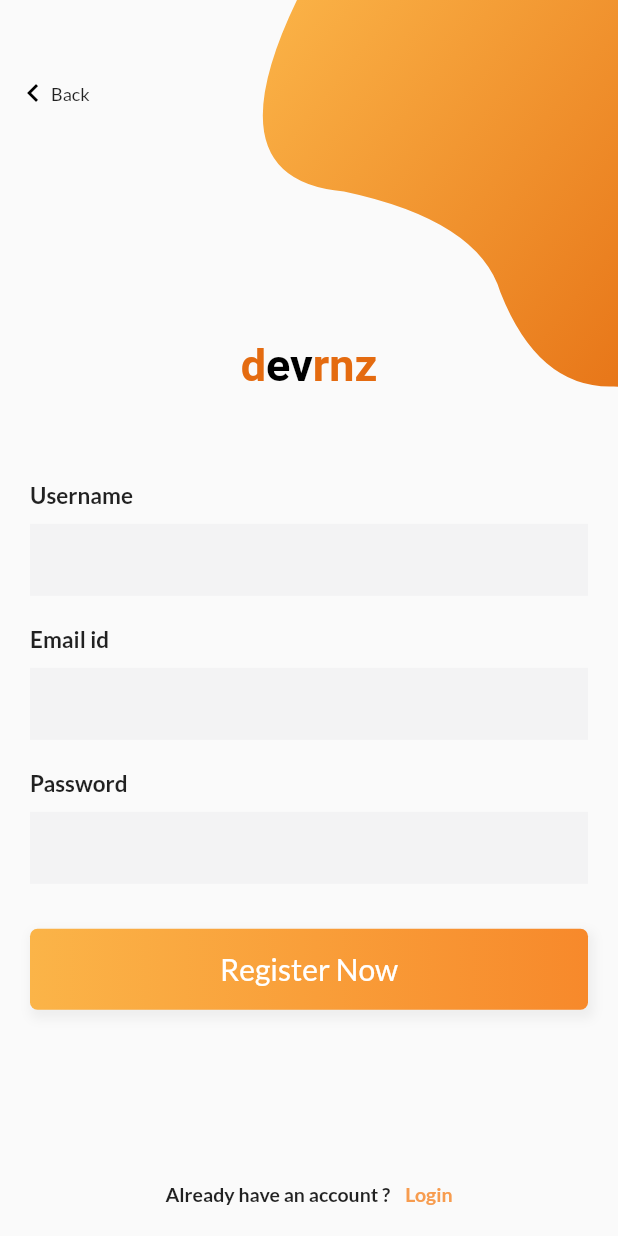
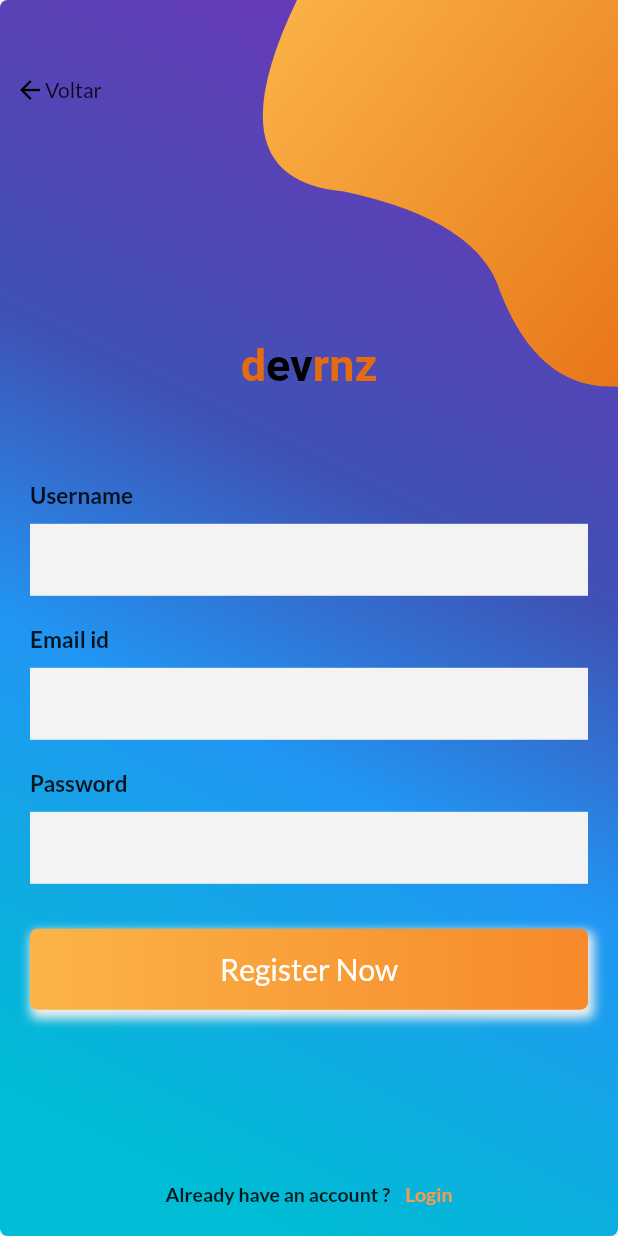
Before and after one commit to PeMatias/OcaViva, a Flutter app: the SignUpPage screen opened directly, on a phone screen of 412 x 824 dp. Run offline on Flutter 3.47's test engine with Material 2 defaults, Android fonts, the phone set to English and light mode, and no system bars; our stand-ins replace google_fonts.

Commit message:
Modificações na tela de registro

```diff
--- a/lib/src/signup.dart
+++ b/lib/src/signup.dart
@@ -24,16 +24,18 @@
           children: <Widget>[
             Container(
               padding: EdgeInsets.only(left: 0, top: 10, bottom: 10),
-              child: Icon(Icons.keyboard_arrow_left, color: Colors.black),
+              child: Icon(Icons.arrow_back, size: 20.0 , color: Colors.black),
+              //child: Icon(Icons.keyboard_arrow_left, color: Colors.black),
             ),
-            Text('Back',
-                style: TextStyle(fontSize: 12, fontWeight: FontWeight.w500))
+            Text('Voltar',
+                style: TextStyle(fontSize: 14, fontWeight: FontWeight.w500))
           ],
         ),
       ),
     );
   }
 
+//Campo senha
   Widget _entryField(String title, {bool isPassword = false}) {
     return Container(
       margin: EdgeInsets.symmetric(vertical: 10),
@@ -58,7 +60,8 @@
     );
   }
 
-  Widget _loginButton() {
+// CAmpo logn
+  Widget _registerButton() {
     return Container(
       width: MediaQuery.of(context).size.width,
       padding: EdgeInsets.symmetric(vertical: 15),
@@ -156,6 +159,31 @@
         children: <Widget>[
           Container(
             padding: EdgeInsets.symmetric(horizontal: 20),
+             decoration: BoxDecoration(
+                borderRadius: BorderRadius.all(Radius.circular(5)),
+                boxShadow: <BoxShadow>[
+                  BoxShadow(
+                      color: Colors.grey.shade200,
+                      offset: Offset(2, 4),
+                      blurRadius: 5,
+                      spreadRadius: 2)
+                ],
+                gradient: LinearGradient(
+                    begin: Alignment.topRight,
+                    end: Alignment.bottomLeft,
+                    stops: [
+                      0.1,
+                      0.4,
+                      0.6,
+                      0.9
+                    ],
+                    colors: [
+                      Colors.deepPurple,
+                      Colors.indigo,
+                      Colors.blue,
+                      Colors.cyan
+                    ])),
+
             child: Column(
               crossAxisAlignment: CrossAxisAlignment.center,
               mainAxisAlignment: MainAxisAlignment.center,
@@ -172,7 +200,7 @@
                 SizedBox(
                   height: 20,
                 ),
-                _loginButton(),
+                _registerButton(),
                 Expanded(
                   flex: 2,
                   child: SizedBox(),
```
